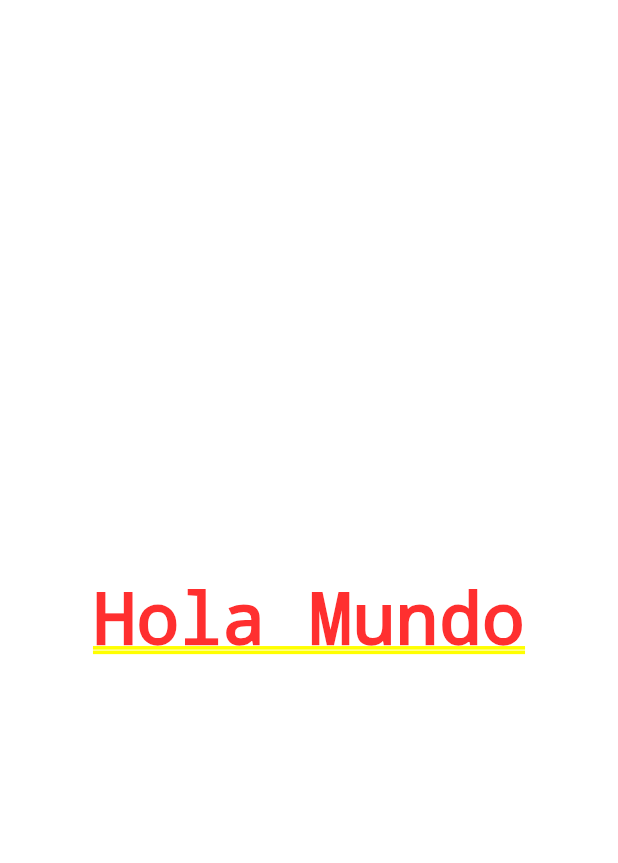
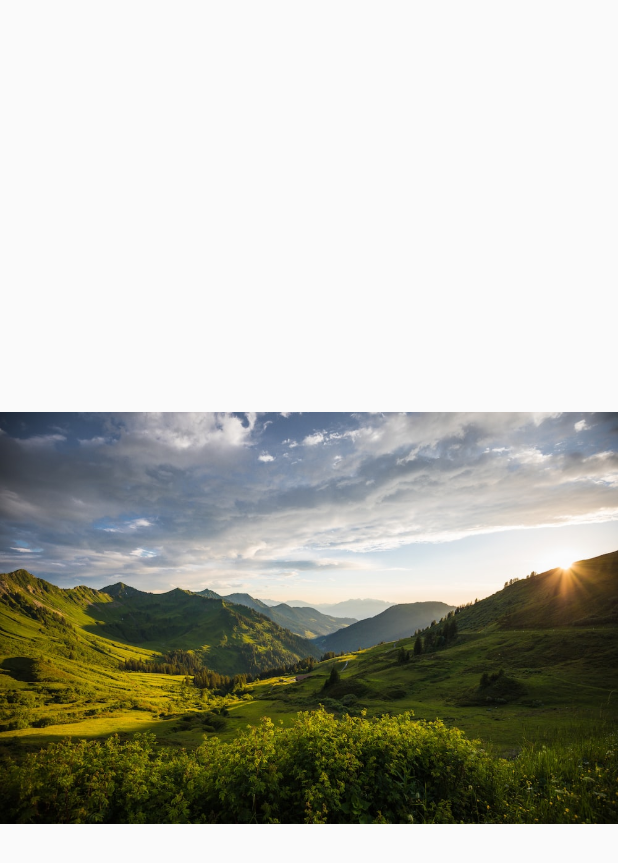
Before and after one commit to AngelJara7/disenos, a Flutter app: the screen it shows after launch, on a phone screen of 412 x 824 dp. Shown: the top 863 px of the screen. Run offline on Flutter 3.47's test engine with Material 2 defaults, Android fonts, the phone set to English and light mode, and no system bars.

Commit message:
agregando imagen al primer diseño

```diff
--- a/lib/main.dart
+++ b/lib/main.dart
@@ -1,3 +1,4 @@
+import 'package:disenos/screens/basic_design.dart';
 import 'package:flutter/material.dart';
 
 void main() => runApp(const MyApp());
@@ -8,10 +9,12 @@ class MyApp extends StatelessWidget {
   @override
   Widget build(BuildContext context) {
     return MaterialApp(
+      debugShowCheckedModeBanner: false,
       title: 'Material App',
-      home: Center(
-        child: Text("Hola Mundo"),
-      ),
+      initialRoute: "basic_design",
+      routes: {
+        "basic_design": (_) => const BasicDesignScreen()
+      },
     );
   }
 }
--- /dev/null
+++ b/lib/screens/basic_design.dart
@@ -0,0 +1,15 @@
+import 'package:flutter/material.dart';
+
+class BasicDesignScreen extends StatelessWidget {
+
+  const BasicDesignScreen({Key? key}) : super(key: key);
+
+  @override
+  Widget build(BuildContext context) {
+    return const Scaffold(
+      body: Center(
+        child: Image(image: AssetImage("assets/landscape.jpg"),),
+      ),
+    );
+  }
+}
--- a/pubspec.yaml
+++ b/pubspec.yaml
@@ -59,8 +59,8 @@ flutter:
   uses-material-design: true
 
   # To add assets to your application, add an assets section, like this:
-  # assets:
-  #   - images/a_dot_burr.jpeg
+  assets:
+    - assets/
   #   - images/a_dot_ham.jpeg
 
   # An image asset can refer to one or more resolution-specific "variants", see
```
Also changed, not shown: assets/landscape.jpg (added).
